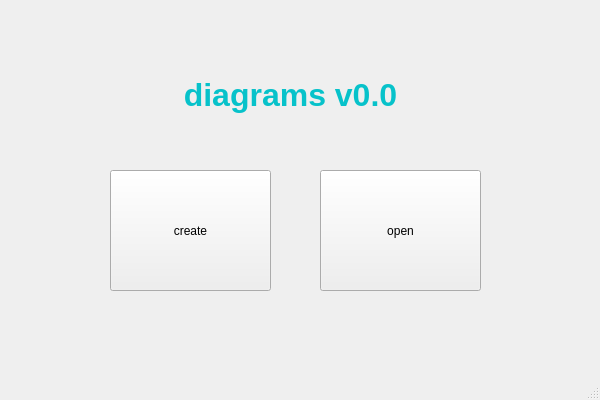
SkuratovichA/diagrams, file mainwindow.ui: the form before one commit.
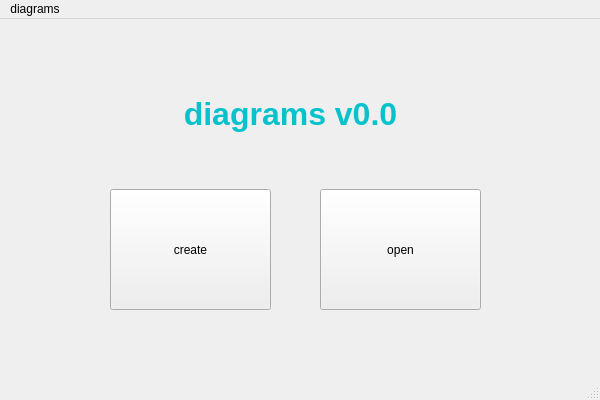
The form after the commit.

```diff
--- a/mainwindow.ui
+++ b/mainwindow.ui
@@ -127,6 +127,12 @@
      <height>21</height>
     </rect>
    </property>
+   <widget class="QMenu" name="menudiagrams">
+    <property name="title">
+     <string>diagrams</string>
+    </property>
+   </widget>
+   <addaction name="menudiagrams"/>
   </widget>
   <widget class="QStatusBar" name="statusbar"/>
  </widget>
```
